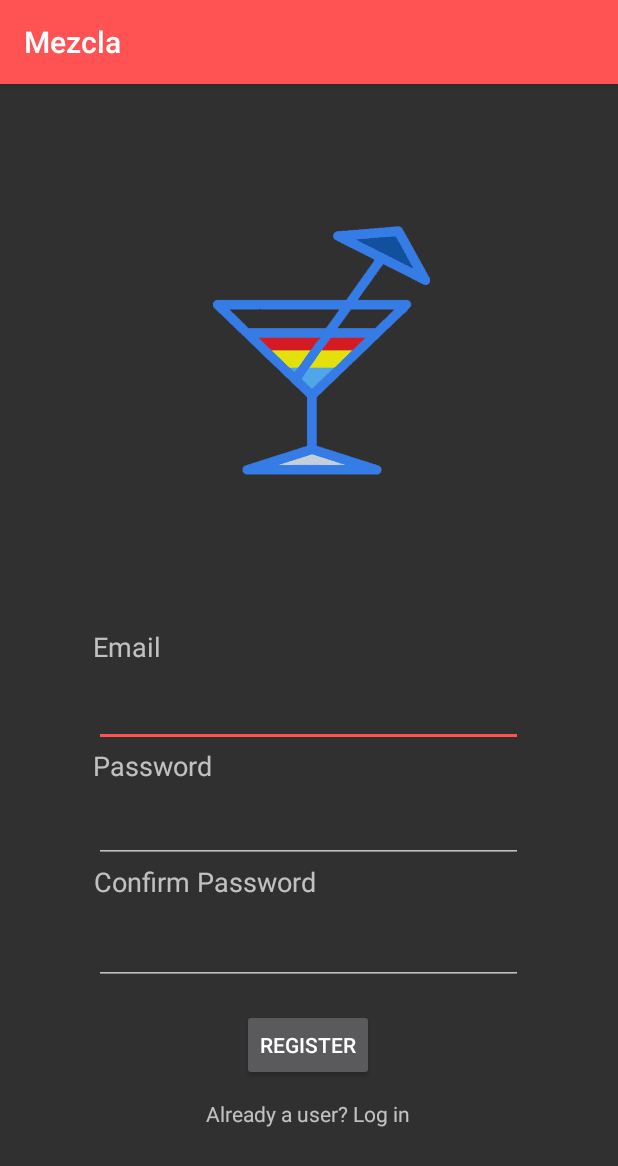
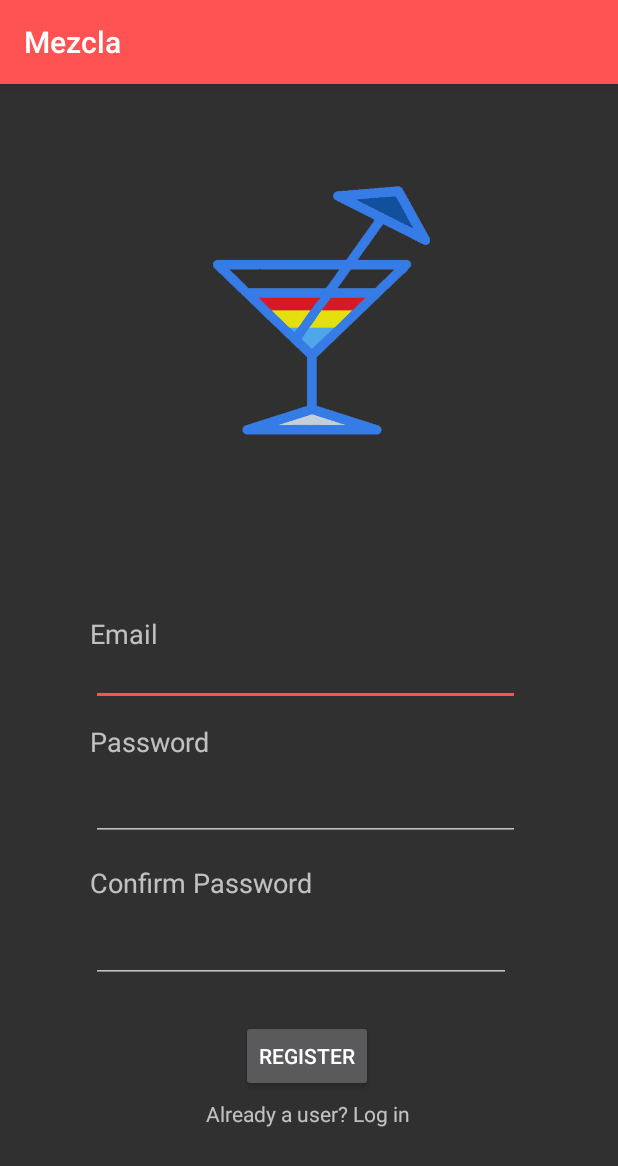
Before and after one commit to MysteryGenius/MezclaMAD, an Android app: the RegistrationActivity screen opened directly, with no data from a screen before it, on a phone screen of 412 x 824 dp. Shown: the top 1166 px of the screen. Run offline under Robolectric (Android 15) with nearby library versions, the phone set to English and light mode, and no system bars; our stand-ins replace Firebase (no records; nobody signed in at launch, a user with empty details on screens opened directly).

Commit message:
Edited layout for launch

```diff
--- a/app/src/main/res/layout/activity_registration.xml
+++ b/app/src/main/res/layout/activity_registration.xml
@@ -10,109 +10,142 @@
         android:id="@+id/imgLogoRegister"
         android:layout_width="438dp"
         android:layout_height="309dp"
-        app:layout_constraintBottom_toTopOf="@+id/tvRegEmail"
+        android:layout_marginBottom="8dp"
+        app:layout_constraintBottom_toBottomOf="parent"
         app:layout_constraintEnd_toEndOf="parent"
         app:layout_constraintHorizontal_bias="0.518"
         app:layout_constraintStart_toStartOf="parent"
         app:layout_constraintTop_toTopOf="parent"
+        app:layout_constraintVertical_bias="0.0"
         app:srcCompat="@drawable/ctlogo" />
 
     <EditText
         android:id="@+id/txtRegEmail"
         android:layout_width="286dp"
         android:layout_height="53dp"
+        android:layout_marginTop="8dp"
+        android:layout_marginBottom="8dp"
         android:ems="10"
         android:inputType="textPersonName"
         android:textSize="24sp"
-        app:layout_constraintBottom_toTopOf="@+id/tvRegPassword"
+        app:layout_constraintBottom_toBottomOf="parent"
         app:layout_constraintEnd_toEndOf="parent"
-        app:layout_constraintHorizontal_bias="0.496"
-        app:layout_constraintStart_toStartOf="parent" />
+        app:layout_constraintHorizontal_bias="0.48"
+        app:layout_constraintStart_toStartOf="parent"
+        app:layout_constraintTop_toTopOf="@+id/imgLogoRegister"
+        app:layout_constraintVertical_bias="0.506" />
 
     <TextView
         android:id="@+id/tvRegEmail"
         android:layout_width="76dp"
         android:layout_height="26dp"
-        android:layout_marginStart="62dp"
+        android:layout_marginStart="60dp"
+        android:layout_marginTop="8dp"
         android:layout_marginEnd="268dp"
+        android:layout_marginBottom="388dp"
         android:text="Email"
         android:textSize="18sp"
-        app:layout_constraintBottom_toTopOf="@+id/txtRegEmail"
+        app:layout_constraintBottom_toBottomOf="parent"
         app:layout_constraintEnd_toEndOf="parent"
         app:layout_constraintHorizontal_bias="0.0"
-        app:layout_constraintStart_toStartOf="parent" />
+        app:layout_constraintStart_toStartOf="parent"
+        app:layout_constraintTop_toTopOf="parent"
+        app:layout_constraintVertical_bias="1.0" />
 
     <TextView
         android:id="@+id/tvRegCPassword"
-        android:layout_width="202dp"
-        android:layout_height="28dp"
-        android:layout_marginStart="62dp"
+        android:layout_width="151dp"
+        android:layout_height="24dp"
+        android:layout_marginStart="60dp"
+        android:layout_marginTop="8dp"
         android:layout_marginEnd="147dp"
+        android:layout_marginBottom="8dp"
         android:text="Confirm Password"
         android:textSize="18sp"
-        app:layout_constraintBottom_toTopOf="@+id/txtRegCPassword"
+        app:layout_constraintBottom_toBottomOf="parent"
         app:layout_constraintEnd_toEndOf="parent"
-        app:layout_constraintStart_toStartOf="parent" />
+        app:layout_constraintHorizontal_bias="0.0"
+        app:layout_constraintStart_toStartOf="parent"
+        app:layout_constraintTop_toTopOf="parent"
+        app:layout_constraintVertical_bias="0.703" />
 
     <TextView
         android:id="@+id/tvRegPassword"
         android:layout_width="100dp"
         android:layout_height="24dp"
-        android:layout_marginStart="62dp"
+        android:layout_marginStart="60dp"
+        android:layout_marginTop="8dp"
+        android:layout_marginEnd="8dp"
+        android:layout_marginBottom="8dp"
         android:text="Password"
         android:textSize="18sp"
-        app:layout_constraintBottom_toTopOf="@+id/txtRegPassword"
-        app:layout_constraintStart_toStartOf="parent" />
+        app:layout_constraintBottom_toBottomOf="parent"
+        app:layout_constraintEnd_toEndOf="parent"
+        app:layout_constraintHorizontal_bias="0.0"
+        app:layout_constraintStart_toStartOf="parent"
+        app:layout_constraintTop_toTopOf="parent"
+        app:layout_constraintVertical_bias="0.574" />
 
     <TextView
         android:id="@+id/txtLogin"
         android:layout_width="wrap_content"
         android:layout_height="wrap_content"
+        android:layout_marginTop="8dp"
         android:layout_marginBottom="72dp"
         android:text="Already a user? Log in"
         app:layout_constraintBottom_toBottomOf="parent"
         app:layout_constraintEnd_toEndOf="parent"
         app:layout_constraintHorizontal_bias="0.498"
-        app:layout_constraintStart_toStartOf="parent" />
+        app:layout_constraintStart_toStartOf="parent"
+        app:layout_constraintTop_toTopOf="@+id/imgLogoRegister"
+        app:layout_constraintVertical_bias="1.0" />
 
     <Button
         android:id="@+id/btnRegister"
         android:layout_width="wrap_content"
         android:layout_height="wrap_content"
-        android:layout_marginBottom="12dp"
+        android:layout_marginTop="8dp"
+        android:layout_marginBottom="8dp"
         android:text="Register"
-        app:layout_constraintBottom_toTopOf="@+id/txtLogin"
+        app:layout_constraintBottom_toBottomOf="parent"
         app:layout_constraintEnd_toEndOf="parent"
-        app:layout_constraintHorizontal_bias="0.498"
-        app:layout_constraintStart_toStartOf="parent" />
+        app:layout_constraintHorizontal_bias="0.495"
+        app:layout_constraintStart_toStartOf="parent"
+        app:layout_constraintTop_toTopOf="@+id/imgLogoRegister"
+        app:layout_constraintVertical_bias="0.875" />
 
     <EditText
         android:id="@+id/txtRegPassword"
         android:layout_width="286dp"
         android:layout_height="wrap_content"
-        android:layout_marginStart="63dp"
-        android:layout_marginEnd="135dp"
+        android:layout_marginTop="8dp"
+        android:layout_marginBottom="8dp"
         android:ems="10"
         android:inputType="textPassword"
         android:textSize="24sp"
-        app:layout_constraintBottom_toTopOf="@+id/tvRegCPassword"
+        app:layout_constraintBottom_toBottomOf="parent"
         app:layout_constraintEnd_toEndOf="parent"
-        app:layout_constraintHorizontal_bias="0.013"
-        app:layout_constraintStart_toStartOf="parent" />
+        app:layout_constraintHorizontal_bias="0.48"
+        app:layout_constraintStart_toStartOf="parent"
+        app:layout_constraintTop_toTopOf="@+id/imgLogoRegister"
+        app:layout_constraintVertical_bias="0.635" />
 
     <EditText
         android:id="@+id/txtRegCPassword"
-        android:layout_width="286dp"
+        android:layout_width="wrap_content"
         android:layout_height="wrap_content"
         android:layout_marginStart="63dp"
+        android:layout_marginTop="8dp"
         android:layout_marginEnd="135dp"
-        android:layout_marginBottom="16dp"
+        android:layout_marginBottom="8dp"
         android:ems="10"
         android:inputType="textPassword"
         android:textSize="24sp"
-        app:layout_constraintBottom_toTopOf="@+id/btnRegister"
+        app:layout_constraintBottom_toBottomOf="parent"
         app:layout_constraintEnd_toEndOf="parent"
-        app:layout_constraintHorizontal_bias="0.013"
-        app:layout_constraintStart_toStartOf="parent" />
+        app:layout_constraintHorizontal_bias="0.041"
+        app:layout_constraintStart_toStartOf="parent"
+        app:layout_constraintTop_toTopOf="@+id/imgLogoRegister"
+        app:layout_constraintVertical_bias="0.77" />
 
 </android.support.constraint.ConstraintLayout>
```
Also changed, not shown: app/src/main/res/layout/activity_profile.xml (+30 -17 lines), app/src/main/res/layout/activity_profileview.xml (+23 -12 lines), app/src/main/res/layout/fragment_search.xml (+17 -13 lines), app/src/main/res/layout/main_activity_login.xml (+38 -16 lines), app/src/main/java/com/mezcla/chai/cocktails/viewModels/DrinkFullDetailViewModel.java (line endings or trailing spaces).
